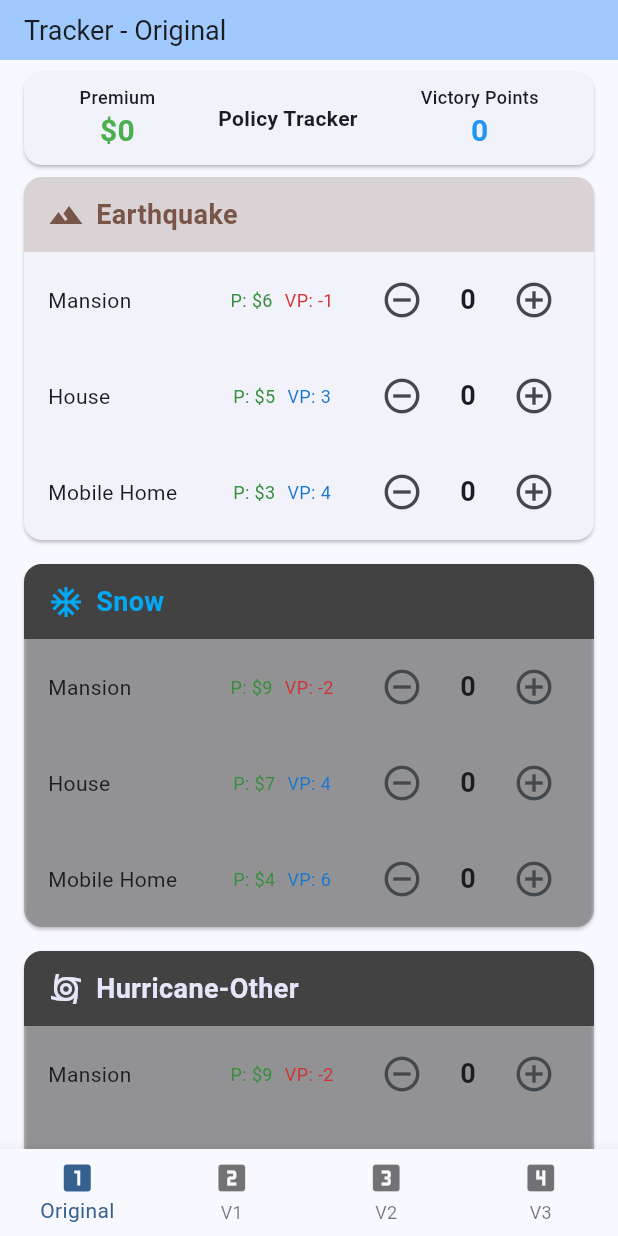
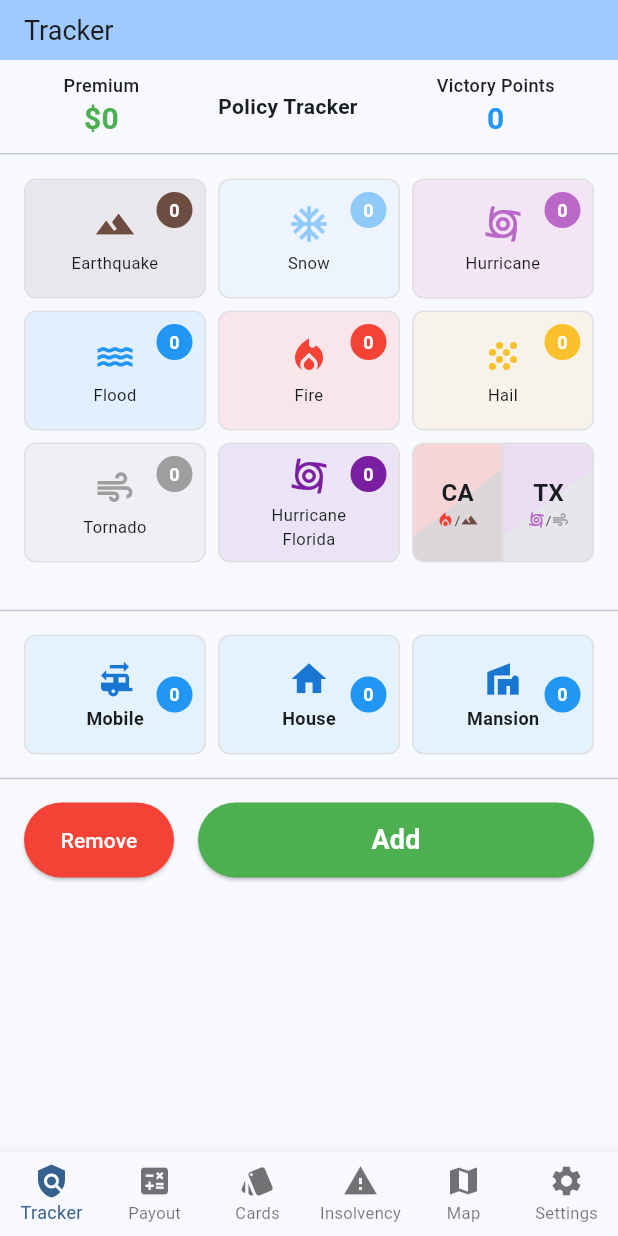
Before and after one commit to mbrosnan/catastrophe_companion, a Flutter app: the screen it shows after launch, on a phone screen of 412 x 824 dp. Run offline on Flutter 3.47's test engine with Material 3 defaults, Android fonts, the phone set to English and light mode, and no system bars; our stand-ins replace flutter_svg; missing offline and left inert: path_parsing; project files that could hold a hidden picture were left out.

Commit message:
brought other tabs back.  layout change for portrait vs landscape

```diff
--- a/lib/main.dart
+++ b/lib/main.dart
@@ -54,17 +54,21 @@ class _MainScreenState extends State<MainScreen> {
   int _selectedIndex = 0;
 
   final List<Widget> _screens = [
-    const TrackerScreen(),      // Original tracker
-    const TrackerV1Screen(),    // New icon grid tracker
-    const TrackerV2Screen(),    // Map-based tracker
-    const TrackerV3Screen(),    // Idea 3 tracker with grid selection
+    const TrackerV3Screen(),              // Use V3 as the main tracker
+    const PayoutCalculatorScreen(),
+    const CardsScreen(),
+    const InsolvencyCalculatorScreen(),
+    const MapConfigurationScreen(),
+    const SettingsScreen(),
   ];
 
   final List<String> _titles = [
-    'Tracker - Original',
-    'Tracker - V1',
-    'Tracker - V2',
-    'Tracker - V3',
+    'Tracker',
+    'Payout Calculator',
+    'Cards',
+    'Insolvency Calculator',
+    'Map Configuration',
+    'Settings',
   ];
 
   @override
@@ -87,22 +91,32 @@ class _MainScreenState extends State<MainScreen> {
             _selectedIndex = index;
           });
         },
+        selectedFontSize: 12,
+        unselectedFontSize: 11,
         items: const [
           BottomNavigationBarItem(
-            icon: Icon(Icons.looks_one),
-            label: 'Original',
+            icon: Icon(Icons.policy),
+            label: 'Tracker',
           ),
           BottomNavigationBarItem(
-            icon: Icon(Icons.looks_two),
-            label: 'V1',
+            icon: Icon(Icons.calculate),
+            label: 'Payout',
           ),
           BottomNavigationBarItem(
-            icon: Icon(Icons.looks_3),
-            label: 'V2',
+            icon: Icon(Icons.style),
+            label: 'Cards',
           ),
           BottomNavigationBarItem(
-            icon: Icon(Icons.looks_4),
-            label: 'V3',
+            icon: Icon(Icons.warning),
+            label: 'Insolvency',
+          ),
+          BottomNavigationBarItem(
+            icon: Icon(Icons.map),
+            label: 'Map',
+          ),
+          BottomNavigationBarItem(
+            icon: Icon(Icons.settings),
+            label: 'Settings',
           ),
         ],
       ),
```
Also changed, not shown: lib/screens/tracker_v3_screen.dart (+166 -6 lines).
